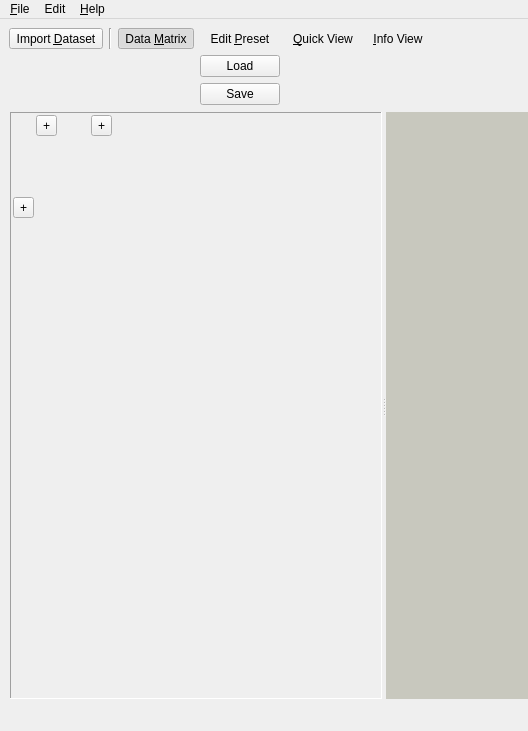
First picture: the form in shapeout2/gui/main.ui, repository ZELLMECHANIK-DRESDEN/ShapeOut2, before the edit; both pictures show x 0 to 528 and y 0 to 731 of the 1058 by 731 pixel window.
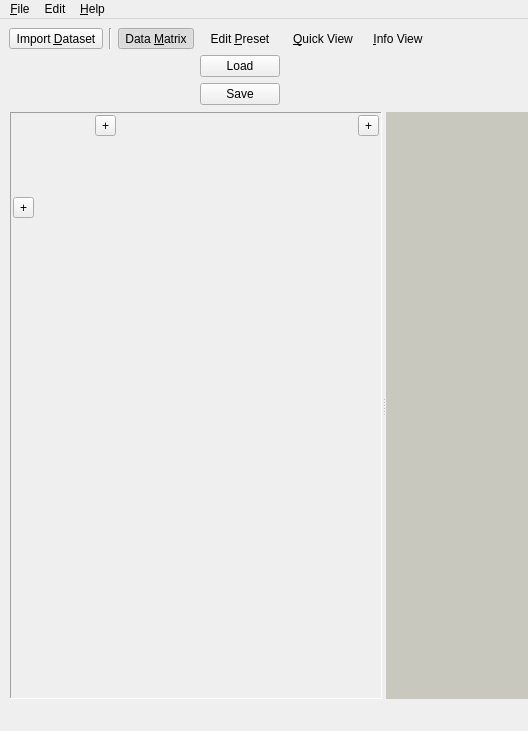
Second picture: the form after the edit. Custom widgets are drawn as their Qt base class.

```diff
--- a/shapeout2/gui/main.ui
+++ b/shapeout2/gui/main.ui
@@ -219,7 +219,7 @@
             <rect>
              <x>0</x>
              <y>0</y>
-             <width>159</width>
+             <width>166</width>
              <height>569</height>
             </rect>
            </property>
@@ -231,7 +231,7 @@
            </property>
            <layout class="QGridLayout" name="gridLayout_3">
             <property name="sizeConstraint">
-             <enum>QLayout::SetNoConstraint</enum>
+             <enum>QLayout::SetMaximumSize</enum>
             </property>
             <property name="leftMargin">
              <number>2</number>
@@ -261,14 +261,14 @@
             <item row="0" column="0">
              <widget class="DataMatrix" name="data_matrix" native="true">
               <property name="sizePolicy">
-               <sizepolicy hsizetype="MinimumExpanding" vsizetype="Minimum">
+               <sizepolicy hsizetype="Fixed" vsizetype="Fixed">
                 <horstretch>0</horstretch>
                 <verstretch>0</verstretch>
                </sizepolicy>
               </property>
               <property name="minimumSize">
                <size>
-                <width>20</width>
+                <width>80</width>
                 <height>80</height>
                </size>
               </property>
```
Left out of the diff: 2 changed lines with no effect on the pictures.
